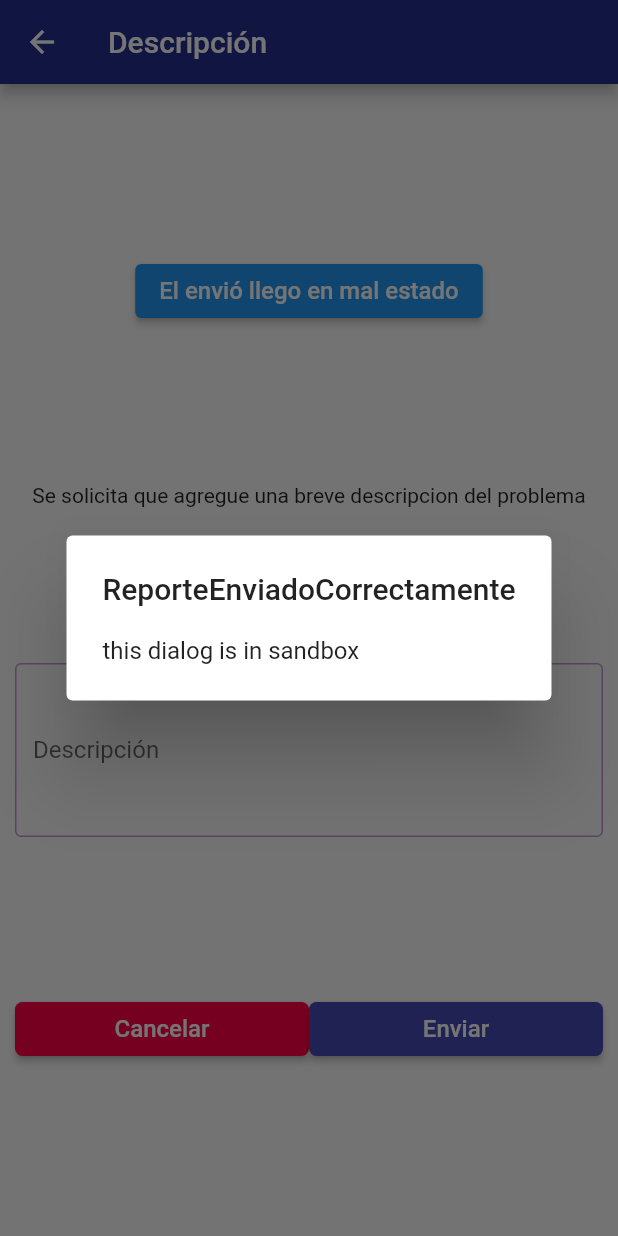
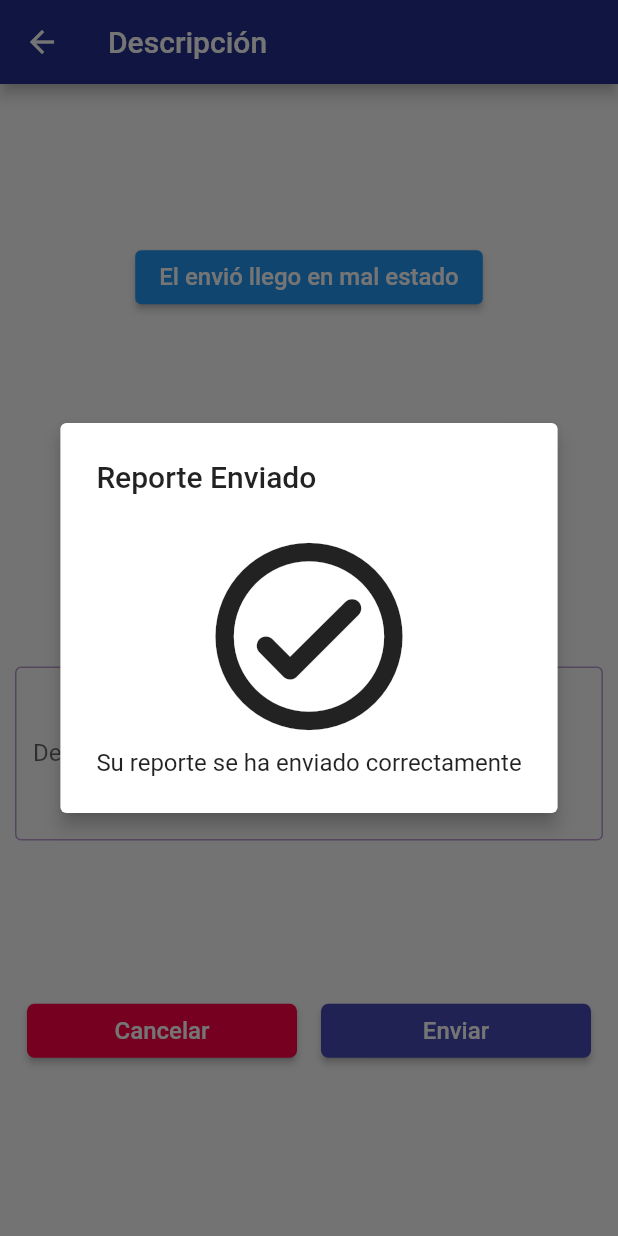
Before and after one commit to JulianFernandez28/ProyectoExportacion, a Flutter app: the ReportDescription screen opened directly, after a tap on "Enviar", on a phone screen of 412 x 824 dp. Run offline on Flutter 3.47's test engine with Material 2 defaults, Android fonts, the phone set to English and light mode, and no system bars.

Commit message:
actualización alert dialog

```diff
--- a/proyectoexportacion/lib/pages/report_description.dart
+++ b/proyectoexportacion/lib/pages/report_description.dart
@@ -25,7 +25,12 @@ class ReportDescription extends StatelessWidget {
               ),
             ),
             const Text(
-                'Se solicita que agregue una breve descripcion del problema'),
+              'Se solicita que agregue una breve descripcion del problema',
+              style: TextStyle(
+                fontSize: 20,
+              ),
+              textAlign: TextAlign.center,
+            ),
             const TextField(
               keyboardType: TextInputType.multiline,
               maxLines: 4,
@@ -50,10 +55,12 @@ class ReportDescription extends StatelessWidget {
               mainAxisAlignment: MainAxisAlignment.spaceAround,
               children: [
                 Expanded(
+                  child: Padding(
+                    padding: const EdgeInsets.all(8.0),
                     child: ElevatedButton(
                       onPressed: () {},
-                    child:
-                        const Text('Cancelar', style: TextStyle(fontSize: 16)),
+                      child: const Text('Cancelar',
+                          style: TextStyle(fontSize: 16)),
                       style: ElevatedButton.styleFrom(
                         backgroundColor: Color.fromARGB(255, 255, 0, 68),
                         shape: RoundedRectangleBorder(
@@ -62,16 +69,21 @@ class ReportDescription extends StatelessWidget {
                       ),
                     ),
                   ),
+                ),
                 Expanded(
+                  child: Padding(
+                    padding: const EdgeInsets.all(8.0),
                     child: ElevatedButton(
                       onPressed: () {
                         _dialog(context);
                       },
-                    child: const Text('Enviar', style: TextStyle(fontSize: 16)),
+                      child:
+                          const Text('Enviar', style: TextStyle(fontSize: 16)),
                       style: ElevatedButton.styleFrom(
                         backgroundColor: Color.fromARGB(255, 70, 74, 182),
                         shape: RoundedRectangleBorder(
                           borderRadius: BorderRadius.circular(5),
+                        ),
                       ),
                     ),
                   ),
@@ -89,7 +101,18 @@ void _dialog(BuildContext context) {
   showDialog(
       context: context,
       builder: (_) => AlertDialog(
-            title: Text('ReporteEnviadoCorrectamente'),
-            content: Text('this dialog is in sandbox'),
+            title: Text('Reporte Enviado'),
+            content: Column(
+              mainAxisSize: MainAxisSize.min,
+              mainAxisAlignment: MainAxisAlignment.spaceAround,
+              children: [
+                Icon(
+                  Icons.check_circle_outline_rounded,
+                  size: 150,
+                ),
+                Text('Su reporte se ha enviado correctamente')
+              ],
+            ),
+            elevation: 5.0,
           ));
 }
```
Lines whose indentation alone changed are shown as unchanged.
